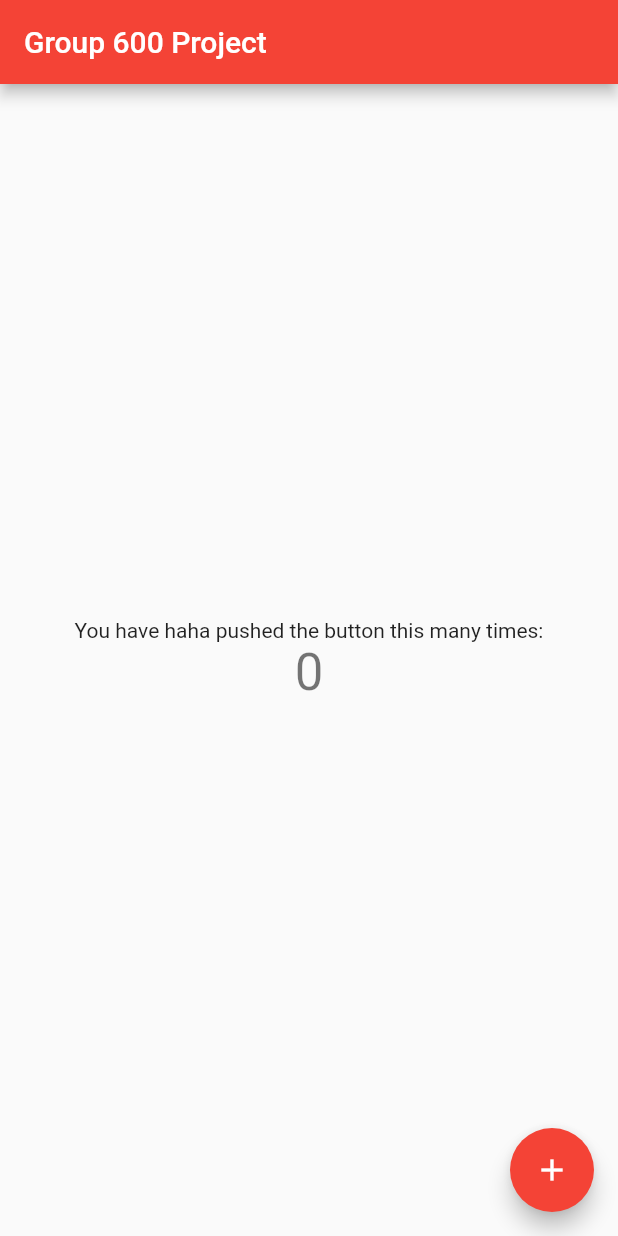
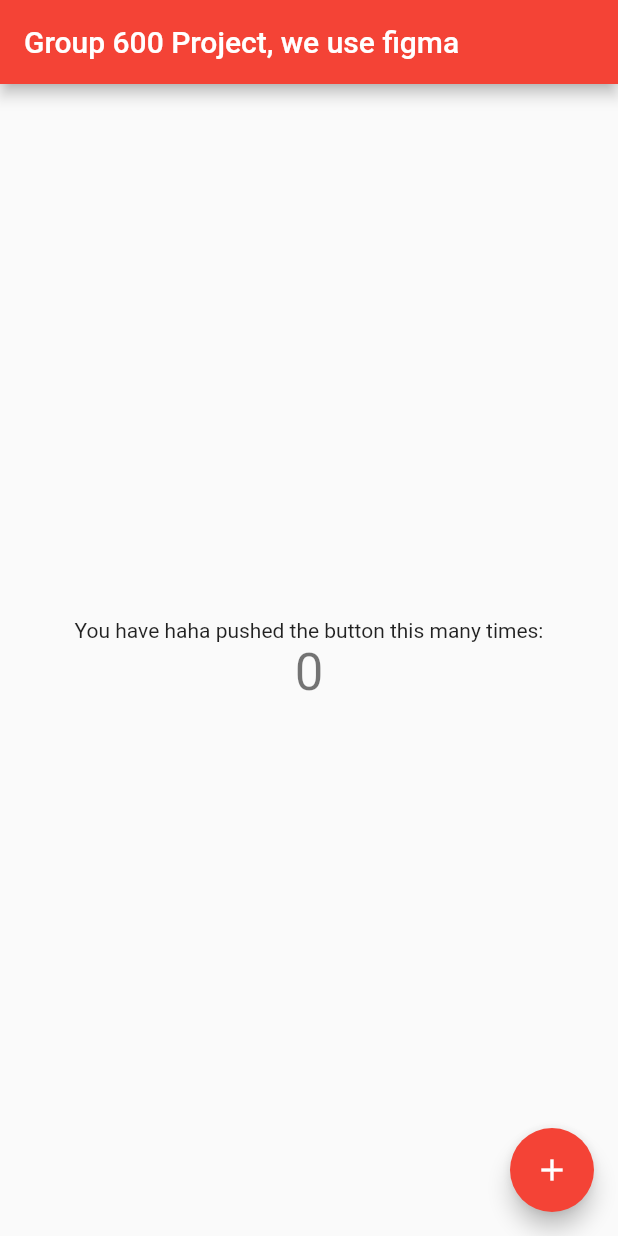
Before and after one commit to fatihTalhaYavuz/bootcampGoogle60, a Flutter app: the screen it shows after launch, on a phone screen of 412 x 824 dp. Run offline on Flutter 3.47's test engine with Material 2 defaults, Android fonts, the phone set to English and light mode, and no system bars.

Commit message:
Update main.dart

```diff
--- a/lib/main.dart
+++ b/lib/main.dart
@@ -24,7 +24,7 @@ class MyApp extends StatelessWidget {
         // is not restarted.
         primarySwatch: Colors.red,
       ),
-      home: const MyHomePage(title: 'Group 600 Project'),
+      home: const MyHomePage(title: 'Group 600 Project, we use figma'),
     );
   }
 }
```
